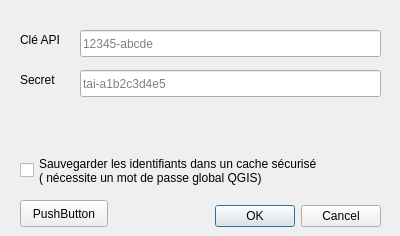
The window that tellae_auth.ui (tellae/qgis-tellae-plugin) describes before a commit, drawn with Qt 5.
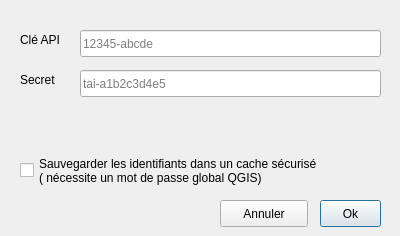
The same window after the commit.

Commit message: wip AWS auth

```diff
--- a/tellae_auth.ui
+++ b/tellae_auth.ui
@@ -19,25 +19,6 @@
   <property name="windowTitle">
    <string>Authentification</string>
   </property>
-  <widget class="QDialogButtonBox" name="buttonBox">
-   <property name="geometry">
-    <rect>
-     <x>190</x>
-     <y>200</y>
-     <width>191</width>
-     <height>32</height>
-    </rect>
-   </property>
-   <property name="orientation">
-    <enum>Qt::Horizontal</enum>
-   </property>
-   <property name="standardButtons">
-    <set>QDialogButtonBox::Cancel|QDialogButtonBox::Ok</set>
-   </property>
-   <property name="centerButtons">
-    <bool>false</bool>
-   </property>
-  </widget>
   <widget class="QLineEdit" name="keyEdit">
    <property name="geometry">
     <rect>
@@ -175,14 +156,30 @@
   <widget class="QPushButton" name="pushButton">
    <property name="geometry">
     <rect>
-     <x>20</x>
+     <x>320</x>
+     <y>200</y>
+     <width>61</width>
+     <height>27</height>
+    </rect>
+   </property>
+   <property name="text">
+    <string>Ok</string>
+   </property>
+   <property name="default">
+    <bool>true</bool>
+   </property>
+  </widget>
+  <widget class="QPushButton" name="cancelButton">
+   <property name="geometry">
+    <rect>
+     <x>220</x>
      <y>200</y>
      <width>88</width>
      <height>27</height>
     </rect>
    </property>
    <property name="text">
-    <string>PushButton</string>
+    <string>Annuler</string>
    </property>
   </widget>
  </widget>
```
Left out of the diff: 37 changed lines with no effect on the pictures. The commit also changes 5 other files.
